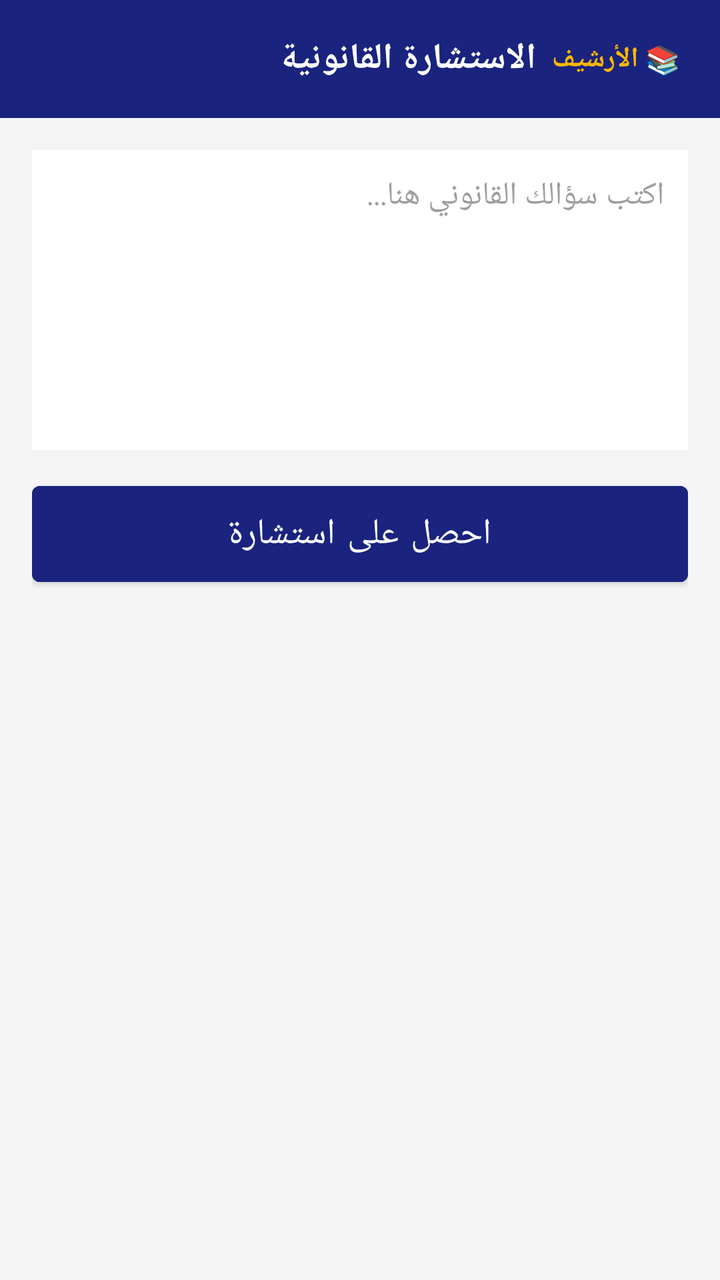
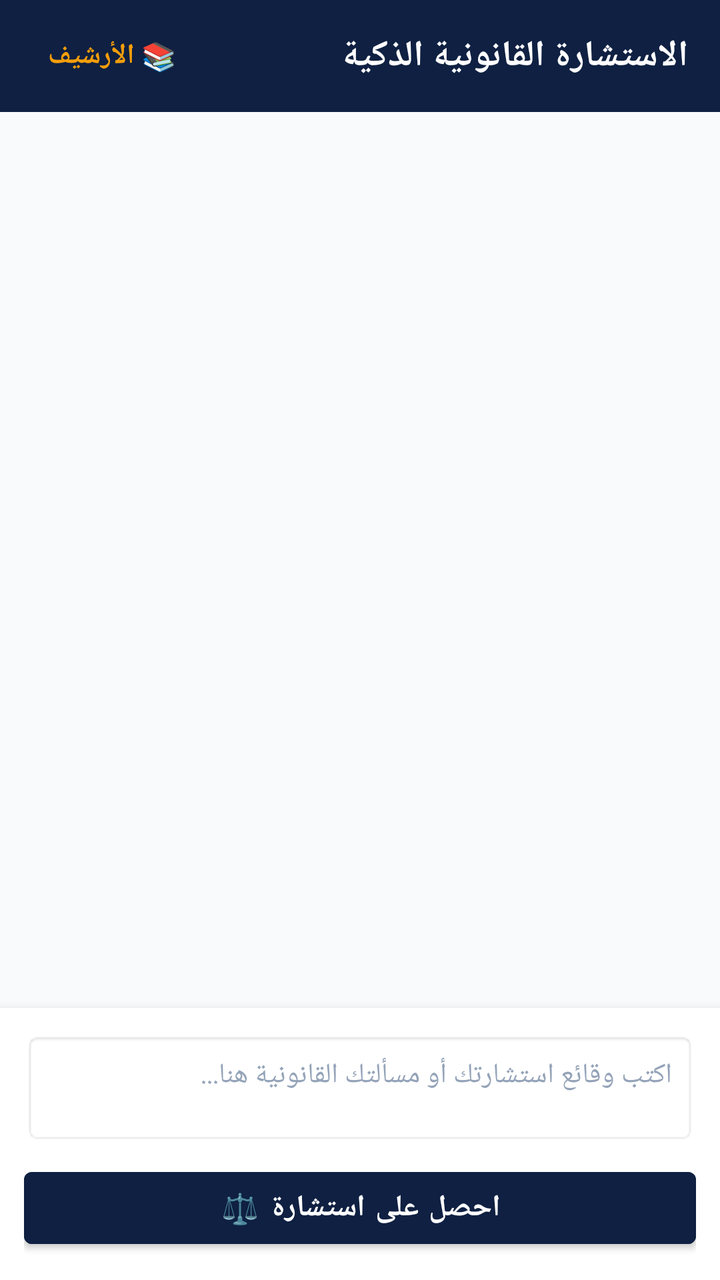

The first picture is an Android layout as it rendered before a commit; the second is the same layout after the commit. The layout source and the unified diff follow.
<!-- AndroidManifest.xml: application theme Theme.AlMustashar -->
<!-- res/layout/activity_consult.xml -->
<?xml version="1.0" encoding="utf-8"?>
<LinearLayout xmlns:android="http://schemas.android.com/apk/res/android"
    android:layout_width="match_parent"
    android:layout_height="match_parent"
    android:orientation="vertical"
    android:background="@color/background">

    <LinearLayout
        android:layout_width="match_parent"
        android:layout_height="wrap_content"
        android:orientation="horizontal"
        android:background="#1A237E"
        android:padding="12dp"
        android:gravity="center_vertical">

        <TextView
            android:layout_width="0dp"
            android:layout_height="wrap_content"
            android:layout_weight="1"
            android:text="الاستشارة القانونية"
            android:textColor="#FFFFFF"
            android:textSize="18sp"
            android:textStyle="bold" />

        <TextView
            android:id="@+id/btnArchive"
            android:layout_width="wrap_content"
            android:layout_height="wrap_content"
            android:padding="8dp"
            android:text="📚 الأرشيف"
            android:textColor="#FFB800"
            android:textSize="14sp"
            android:textStyle="bold"
            android:background="?android:attr/selectableItemBackground" />
    </LinearLayout>

    <ScrollView
        android:layout_width="match_parent"
        android:layout_height="0dp"
        android:layout_weight="1">

        <LinearLayout
            android:layout_width="match_parent"
            android:layout_height="wrap_content"
            android:orientation="vertical"
            android:padding="16dp">

            <EditText
                android:id="@+id/etQuestion"
                android:layout_width="match_parent"
                android:layout_height="150dp"
                android:gravity="top|start"
                android:hint="اكتب سؤالك القانوني هنا..."
                android:inputType="textMultiLine"
                android:background="#FFFFFF"
                android:padding="12dp"
                android:textColor="#212121"
                android:textColorHint="#9E9E9E"
                android:textSize="16sp" />

            <Button
                android:id="@+id/btnSubmit"
                android:layout_width="match_parent"
                android:layout_height="60dp"
                android:layout_marginTop="12dp"
                android:text="احصل على استشارة"
                android:textSize="18sp"
                android:backgroundTint="@color/primary"
                android:textColor="#FFFFFF" />

            <ProgressBar
                android:id="@+id/progressBar"
                android:layout_width="wrap_content"
                android:layout_height="wrap_content"
                android:layout_gravity="center"
                android:layout_marginTop="16dp"
                android:visibility="gone" />

            <TextView
                android:id="@+id/tvResult"
                android:layout_width="match_parent"
                android:layout_height="wrap_content"
                android:layout_marginTop="16dp"
                android:padding="16dp"
                android:background="#FFFFFF"
                android:textColor="#212121"
                android:textSize="14sp"
                android:visibility="gone"
                android:textIsSelectable="true" />

            <LinearLayout
                android:id="@+id/resultActions"
                android:layout_width="match_parent"
                android:layout_height="wrap_content"
                android:layout_marginTop="12dp"
                android:orientation="horizontal"
                android:visibility="gone">

                <Button
                    android:id="@+id/btnCopyResult"
                    android:layout_width="0dp"
                    android:layout_height="50dp"
                    android:layout_weight="1"
                    android:text="📋 نسخ"
                    android:textSize="12sp"
                    android:textColor="#FFFFFF"
                    android:backgroundTint="#1A237E" />

                <Button
                    android:id="@+id/btnShareResult"
                    android:layout_width="0dp"
                    android:layout_height="50dp"
                    android:layout_weight="1"
                    android:layout_marginStart="6dp"
                    android:text="📤 مشاركة"
                    android:textSize="12sp"
                    android:textColor="#FFFFFF"
                    android:backgroundTint="#FFB800" />

                <Button
                    android:id="@+id/btnPrintResult"
                    android:layout_width="0dp"
                    android:layout_height="50dp"
                    android:layout_weight="1"
                    android:layout_marginStart="6dp"
                    android:text="🖨️ طباعة"
                    android:textSize="12sp"
                    android:textColor="#FFFFFF"
                    android:backgroundTint="#4CAF50" />
            </LinearLayout>

        </LinearLayout>
    </ScrollView>

</LinearLayout>
<!-- resources referenced by this layout -->
<resources>
  <color name="background">#F5F5F5</color>
  <color name="primary">#1A237E</color>
  <style name="Theme.AlMustashar" parent="Theme.MaterialComponents.DayNight.NoActionBar">
          
          <item name="colorPrimary">@color/primary</item>
          <item name="colorPrimaryVariant">@color/primary_dark</item>
          <item name="colorOnPrimary">@color/text_on_primary</item>
  
          
          <item name="colorSecondary">@color/accent</item>
          <item name="colorSecondaryVariant">@color/accent_dark</item>
          <item name="colorOnSecondary">@color/text_primary</item>
  
          
          <item name="android:colorBackground">@color/background</item>
          <item name="colorSurface">@color/surface</item>
          <item name="colorOnSurface">@color/text_primary</item>
  
          
          <item name="colorError">@color/error</item>
          <item name="colorOnError">@color/text_on_primary</item>
  
          
          <item name="android:statusBarColor">@color/primary_dark</item>
          <item name="android:windowLightStatusBar">false</item>
  
          
          <item name="android:navigationBarColor">@color/primary_dark</item>
  
          
          <item name="android:textColorPrimary">@color/text_primary</item>
          <item name="android:textColorSecondary">@color/text_secondary</item>
          <item name="android:textColorHint">@color/text_hint</item>
  
          
          <item name="android:fontFamily">sans-serif</item>
          <item name="fontFamily">sans-serif</item>
      </style>
  <color name="primary_dark">#0D1442</color>
  <color name="text_on_primary">#FFFFFF</color>
  <color name="accent">#FFB800</color>
  <color name="accent_dark">#C68A00</color>
  <color name="text_primary">#212121</color>
  <color name="surface">#FFFFFF</color>
  <color name="error">#F44336</color>
  <color name="text_secondary">#757575</color>
  <color name="text_hint">#BDBDBD</color>
</resources>

<!-- the commit's change to res/layout/activity_consult.xml (unified diff, before → after) -->
@@ -1,23 +1,26 @@
 <?xml version="1.0" encoding="utf-8"?>
 <LinearLayout xmlns:android="http://schemas.android.com/apk/res/android"
+    xmlns:app="http://schemas.android.com/apk/res-auto"
     android:layout_width="match_parent"
     android:layout_height="match_parent"
     android:orientation="vertical"
-    android:background="@color/background">
+    android:background="#F8FAFC"
+    android:layoutDirection="rtl">
 
+    
     <LinearLayout
         android:layout_width="match_parent"
-        android:layout_height="wrap_content"
-        android:orientation="horizontal"
-        android:background="#1A237E"
-        android:padding="12dp"
-        android:gravity="center_vertical">
+        android:layout_height="?attr/actionBarSize"
+        android:background="#0F2042"
+        android:paddingHorizontal="16dp"
+        android:gravity="center_vertical"
+        android:orientation="horizontal">
 
         <TextView
             android:layout_width="0dp"
             android:layout_height="wrap_content"
             android:layout_weight="1"
-            android:text="الاستشارة القانونية"
+            android:text="الاستشارة القانونية الذكية"
             android:textColor="#FFFFFF"
             android:textSize="18sp"
             android:textStyle="bold" />
@@ -28,108 +31,142 @@
             android:layout_height="wrap_content"
             android:padding="8dp"
             android:text="📚 الأرشيف"
-            android:textColor="#FFB800"
+            android:textColor="#F59E0B"
             android:textSize="14sp"
             android:textStyle="bold"
             android:background="?android:attr/selectableItemBackground" />
     </LinearLayout>
 
-    <ScrollView
+    
+    <androidx.core.widget.NestedScrollView
+        android:id="@+id/scrollAnswers"
         android:layout_width="match_parent"
         android:layout_height="0dp"
-        android:layout_weight="1">
+        android:layout_weight="1"
+        android:fillViewport="true"
+        android:padding="12dp">
 
         <LinearLayout
             android:layout_width="match_parent"
             android:layout_height="wrap_content"
-            android:orientation="vertical"
-            android:padding="16dp">
+            android:orientation="vertical">
 
-            <EditText
-                android:id="@+id/etQuestion"
+            
+            <androidx.cardview.widget.CardView
+                android:id="@+id/cardResult"
                 android:layout_width="match_parent"
-                android:layout_height="150dp"
-                android:gravity="top|start"
-                android:hint="اكتب سؤالك القانوني هنا..."
-                android:inputType="textMultiLine"
-                android:background="#FFFFFF"
-                android:padding="12dp"
-                android:textColor="#212121"
-                android:textColorHint="#9E9E9E"
-                android:textSize="16sp" />
+                android:layout_height="wrap_content"
+                android:visibility="gone"
+                app:cardCornerRadius="12dp"
+                app:cardElevation="2dp"
+                app:cardBackgroundColor="#FFFFFF"
+                android:layout_marginBottom="12dp">
 
-            <Button
-                android:id="@+id/btnSubmit"
-                android:layout_width="match_parent"
-                android:layout_height="60dp"
-                android:layout_marginTop="12dp"
-                android:text="احصل على استشارة"
-                android:textSize="18sp"
-                android:backgroundTint="@color/primary"
-                android:textColor="#FFFFFF" />
+                <LinearLayout
+                    android:layout_width="match_parent"
+                    android:layout_height="wrap_content"
+                    android:orientation="vertical"
+                    android:padding="16dp">
 
+                    <TextView
+                        android:id="@+id/tvResult"
+                        android:layout_width="match_parent"
+                        android:layout_height="wrap_content"
+                        android:textColor="#1E293B"
+                        android:textSize="15sp"
+                        android:lineSpacingExtra="6dp"
+                        android:textIsSelectable="true" />
+
+                    
+                    <LinearLayout
+                        android:id="@+id/resultActions"
+                        android:layout_width="match_parent"
+                        android:layout_height="wrap_content"
+                        android:layout_marginTop="16dp"
+                        android:orientation="horizontal"
+                        android:gravity="center">
+
+                        <Button
+                            android:id="@+id/btnCopyResult"
+                            android:layout_width="0dp"
+                            android:layout_height="42dp"
+                            android:layout_weight="1"
+                            android:text="📋 نسخ"
+                            android:textSize="13sp"
+                            android:textColor="#FFFFFF"
+                            android:backgroundTint="#0F2042" />
+
+                        <Button
+                            android:id="@+id/btnShareResult"
+                            android:layout_width="0dp"
+                            android:layout_height="42dp"
+                            android:layout_weight="1"
+                            android:layout_marginStart="6dp"
+                            android:text="📤 مشاركة"
+                            android:textSize="13sp"
+                            android:textColor="#FFFFFF"
+                            android:backgroundTint="#D97706" />
+
+                        <Button
+                            android:id="@+id/btnPrintResult"
+                            android:layout_width="0dp"
+                            android:layout_height="42dp"
+                            android:layout_weight="1"
+                            android:layout_marginStart="6dp"
+                            android:text="🖨️ طباعة"
+                            android:textSize="13sp"
+                            android:textColor="#FFFFFF"
+                            android:backgroundTint="#16A34A" />
+                    </LinearLayout>
+                </LinearLayout>
+            </androidx.cardview.widget.CardView>
+
+            
             <ProgressBar
                 android:id="@+id/progressBar"
                 android:layout_width="wrap_content"
                 android:layout_height="wrap_content"
                 android:layout_gravity="center"
-                android:layout_marginTop="16dp"
+                android:layout_marginVertical="16dp"
                 android:visibility="gone" />
 
-            <TextView
-                android:id="@+id/tvResult"
-                android:layout_width="match_parent"
-                android:layout_height="wrap_content"
-                android:layout_marginTop="16dp"
-                android:padding="16dp"
-                android:background="#FFFFFF"
-                android:textColor="#212121"
-                android:textSize="14sp"
-                android:visibility="gone"
-                android:textIsSelectable="true" />
+        </LinearLayout>
+    </androidx.core.widget.NestedScrollView>
 
-            <LinearLayout
-                android:id="@+id/resultActions"
-                android:layout_width="match_parent"
-                android:layout_height="wrap_content"
-                android:layout_marginTop="12dp"
-                android:orientation="horizontal"
-                android:visibility="gone">
+    
+    <LinearLayout
+        android:layout_width="match_parent"
+        android:layout_height="wrap_content"
+        android:orientation="vertical"
+        android:background="#FFFFFF"
+        android:elevation="8dp"
+        android:padding="12dp">
 
-                <Button
-                    android:id="@+id/btnCopyResult"
-                    android:layout_width="0dp"
-                    android:layout_height="50dp"
-                    android:layout_weight="1"
-                    android:text="📋 نسخ"
-                    android:textSize="12sp"
-                    android:textColor="#FFFFFF"
-                    android:backgroundTint="#1A237E" />
+        <EditText
+            android:id="@+id/etQuestion"
+            android:layout_width="match_parent"
+            android:layout_height="wrap_content"
+            android:minHeight="56dp"
+            android:maxHeight="120dp"
+            android:gravity="top|start"
+            android:hint="اكتب وقائع استشارتك أو مسألتك القانونية هنا..."
+            android:inputType="textMultiLine"
+            android:background="@android:drawable/editbox_background_normal"
+            android:padding="12dp"
+            android:textColor="#0F2042"
+            android:textColorHint="#94A3B8"
+            android:textSize="14sp" />
 
-                <Button
-                    android:id="@+id/btnShareResult"
-                    android:layout_width="0dp"
-                    android:layout_height="50dp"
-                    android:layout_weight="1"
-                    android:layout_marginStart="6dp"
-                    android:text="📤 مشاركة"
-                    android:textSize="12sp"
-                    android:textColor="#FFFFFF"
-                    android:backgroundTint="#FFB800" />
-
-                <Button
-                    android:id="@+id/btnPrintResult"
-                    android:layout_width="0dp"
-                    android:layout_height="50dp"
-                    android:layout_weight="1"
-                    android:layout_marginStart="6dp"
-                    android:text="🖨️ طباعة"
-                    android:textSize="12sp"
-                    android:textColor="#FFFFFF"
-                    android:backgroundTint="#4CAF50" />
-            </LinearLayout>
-
-        </LinearLayout>
-    </ScrollView>
+        <Button
+            android:id="@+id/btnSubmit"
+            android:layout_width="match_parent"
+            android:layout_height="48dp"
+            android:layout_marginTop="8dp"
+            android:text="احصل على استشارة ⚖️"
+            android:textSize="15sp"
+            android:textStyle="bold"
+            android:backgroundTint="#0F2042"
+            android:textColor="#FFFFFF" />
+    </LinearLayout>
 
 </LinearLayout>
